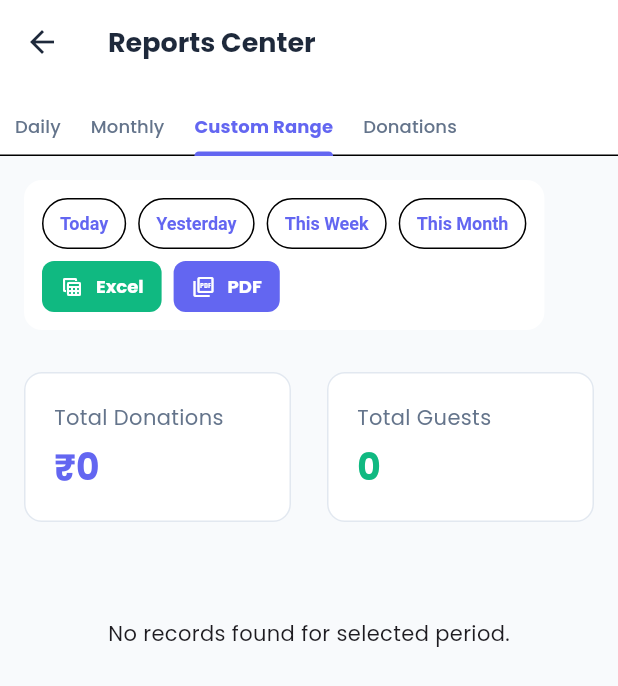
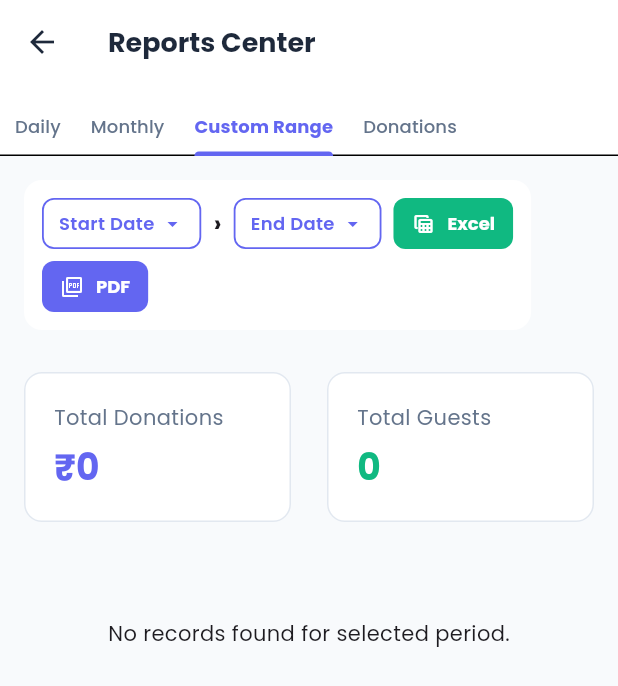
Before and after one commit to mdnaseef2004/City-Guest-Flutter, a Flutter app: the ReportsView screen opened directly, tab 3 chosen, on a phone screen of 412 x 824 dp. Shown: the top 686 px of the screen. Run offline on Flutter 3.47's test engine with Material 3 defaults, Android fonts, the phone set to English and light mode, and no system bars; our stand-ins replace file_picker, firebase_core, firebase_messaging, fl_chart, flutter_local_notifications, google_fonts and 5 more; missing offline and left inert: dart:js, excel, onesignal_flutter; accounts and stored records are empty.

Commit message:
Under Custom Range tab show Start Date and End Date pickers alongside download options

```diff
--- a/lib/views/reports/reports_view.dart
+++ b/lib/views/reports/reports_view.dart
@@ -166,6 +166,41 @@ class _ReportsViewState extends State<ReportsView> with SingleTickerProviderStat
     );
   }
 
+  Widget _buildDatePicker(String label, DateTime? value, Function(DateTime) onSelect) {
+    return InkWell(
+      onTap: () async {
+        final d = await showDatePicker(
+          context: context,
+          initialDate: value ?? DateTime.now(),
+          firstDate: DateTime(2020),
+          lastDate: DateTime.now(),
+        );
+        if (d != null) onSelect(d);
+      },
+      borderRadius: BorderRadius.circular(8),
+      child: Container(
+        height: 34,
+        padding: const EdgeInsets.symmetric(horizontal: 10, vertical: 6),
+        decoration: BoxDecoration(
+          color: Theme.of(context).colorScheme.surface,
+          border: Border.all(color: AppColors.primary, width: 1.2),
+          borderRadius: BorderRadius.circular(8),
+        ),
+        child: Row(
+          mainAxisSize: MainAxisSize.min,
+          children: [
+            Text(
+              value != null ? DateFormat('dd MMM yyyy').format(value) : label,
+              style: const TextStyle(fontSize: 12, fontWeight: FontWeight.w600, color: AppColors.primary),
+            ),
+            const SizedBox(width: 4),
+            const Icon(Icons.arrow_drop_down, size: 16, color: AppColors.primary),
+          ],
+        ),
+      ),
+    );
+  }
+
   Widget _buildExportButton({
     required String label,
     required IconData icon,
@@ -239,6 +274,20 @@ class _ReportsViewState extends State<ReportsView> with SingleTickerProviderStat
                     ] else if (_tabController.index == 1) ...[
                       _buildPresetButton('This Month'),
                       _buildPresetButton('Last Month'),
+                    ] else if (_tabController.index == 2) ...[
+                      _buildDatePicker('Start Date', _customDateRange?.start, (date) {
+                        setState(() {
+                          _customDateRange = DateTimeRange(start: date, end: _customDateRange?.end ?? date);
+                        });
+                        _loadReportData();
+                      }),
+                      const Text('›', style: TextStyle(fontWeight: FontWeight.bold, fontSize: 16)),
+                      _buildDatePicker('End Date', _customDateRange?.end, (date) {
+                        setState(() {
+                          _customDateRange = DateTimeRange(start: _customDateRange?.start ?? date, end: date);
+                        });
+                        _loadReportData();
+                      }),
                     ] else ...[
                       _buildPresetButton('Today'),
                       _buildPresetButton('Yesterday'),
```
